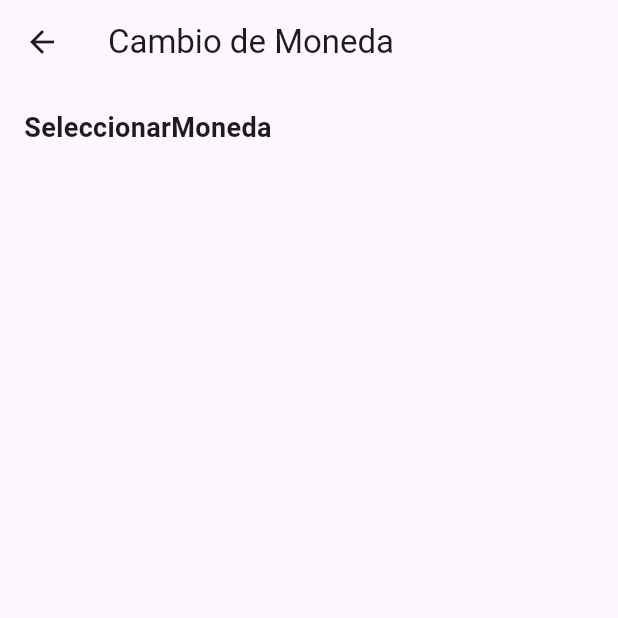
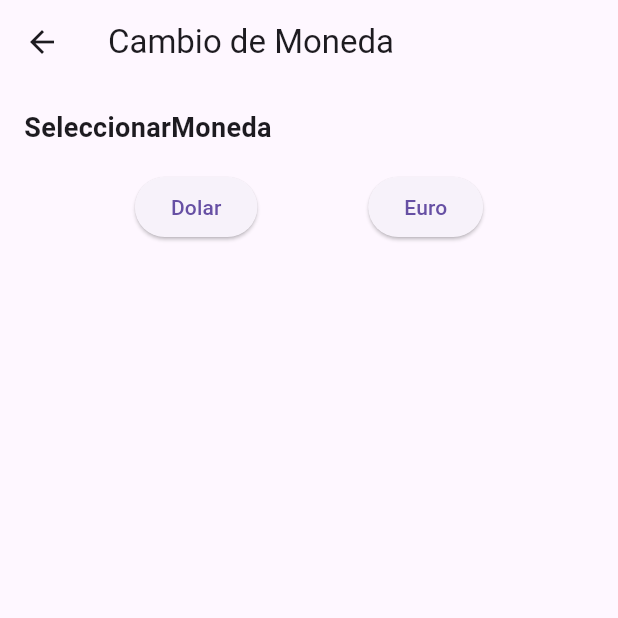
Before and after one commit to Progra-Movil-917/Laboratorio2_Equipo2, a Flutter app: the MonedaScreen screen opened by its route, on a phone screen of 412 x 824 dp, the top half of it. Run offline on Flutter 3.47's test engine with Material 3 defaults, Android fonts, the phone set to English and light mode, and no system bars.

Commit message:
segundo avance de cambio de moneda

```diff
--- a/lib/screens/moneda.dart
+++ b/lib/screens/moneda.dart
@@ -9,6 +9,8 @@ class MonedaScreen extends StatefulWidget {
 
 class _MonedaScreenState extends State<MonedaScreen> {
   String _selmoneda = 'dolar';
+  TextEditingController _controller = TextEditingController ();
+  String _result = '';
   @override
   Widget build(BuildContext context) {
     return Scaffold(
@@ -27,9 +29,33 @@ class _MonedaScreenState extends State<MonedaScreen> {
           fontWeight: FontWeight.bold,
         ),
           ),
+          SizedBox(height: 16.0,),
+          Row(
+            mainAxisAlignment: MainAxisAlignment.spaceEvenly,
+            children: [
+              ElevatedButton(
+                onPressed: () {_camMoneda('Dolar');
+                },
+                child: Text('Dolar'),
+              ),
+              ElevatedButton(
+                  onPressed: () {
+                    _camMoneda('Euro');
+                  },
+                  child: Text('Euro'),
+              ),
+            ],
+          )
         ],
        ),
       ),
     );
   }
+  void _camMoneda(String newMoneda) {
+    setState(() {
+      _selmoneda = newMoneda;
+      _controller.clear();
+      _result = '';
+    });
+  }
 }
```
